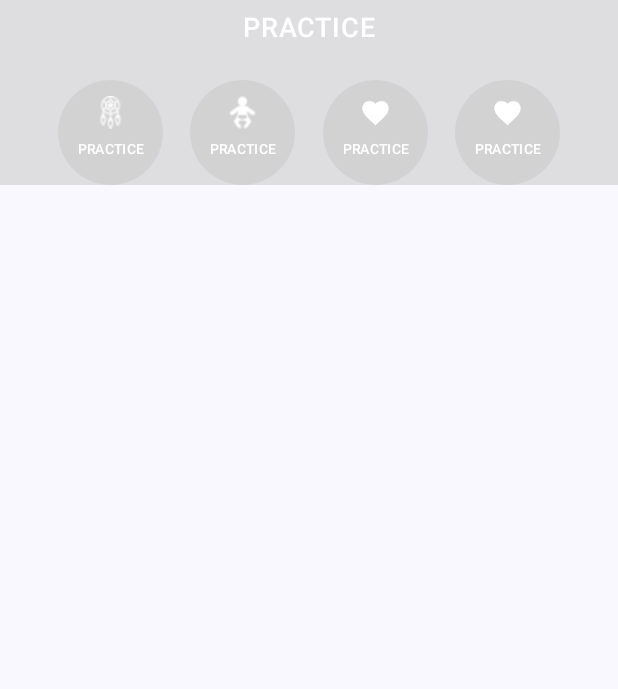
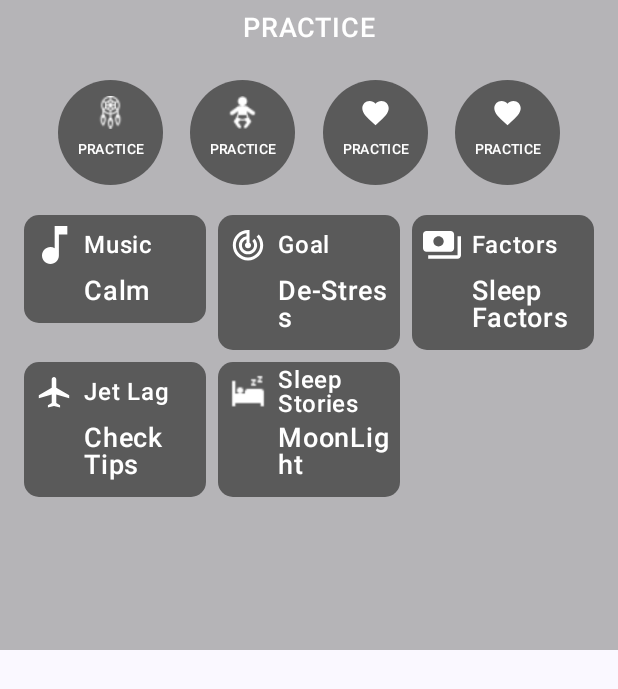
Before and after one commit to ashupandey1620/Sleep, an Android app built with Jetpack Compose: the composable HomeScreenBottom shown on its own in the app's theme, on a phone screen of 412 x 824 dp. Shown: the top 689 px of the screen. Run offline under Robolectric (Android 15) with nearby library versions, the phone set to English and light mode, and no system bars.

Commit message:
Home Page

```diff
--- /dev/null
+++ b/app/src/main/java/com/ashutosh/sleep/Components/CircularBottom.kt
@@ -0,0 +1,55 @@
+package com.ashutosh.sleep.Components
+
+import androidx.compose.foundation.background
+import androidx.compose.foundation.clickable
+import androidx.compose.foundation.layout.Arrangement
+import androidx.compose.foundation.layout.Column
+import androidx.compose.foundation.layout.padding
+import androidx.compose.foundation.layout.size
+import androidx.compose.foundation.shape.CircleShape
+import androidx.compose.material3.Icon
+import androidx.compose.material3.Text
+import androidx.compose.runtime.Composable
+import androidx.compose.ui.Alignment
+import androidx.compose.ui.Modifier
+import androidx.compose.ui.draw.clip
+import androidx.compose.ui.graphics.Color
+import androidx.compose.ui.res.painterResource
+import androidx.compose.ui.text.font.FontWeight
+import androidx.compose.ui.unit.dp
+import androidx.compose.ui.unit.sp
+
+
+@Composable
+fun CircularButtons(icon: Int , s: String) {
+    Column(
+        modifier = Modifier
+            .size(70.dp)
+            .clip(CircleShape)
+            .background(Color.DarkGray.copy(alpha = 0.8f)) ,
+        verticalArrangement = Arrangement.Center ,
+        horizontalAlignment = Alignment.CenterHorizontally
+    ) {
+
+        Icon(
+            painter = painterResource(id = icon) ,
+            contentDescription = "" ,
+            tint = Color.White ,
+            modifier = Modifier
+                .size(22.dp)
+                .clickable {
+
+                }
+        )
+
+        Text(
+            text = "PRACTICE" ,
+            color = Color.White ,
+            fontSize = 9.sp ,
+            lineHeight = 10.sp ,
+            fontWeight = FontWeight.Medium ,
+            modifier = Modifier.padding(8.dp)
+        )
+
+    }
+}
--- a/app/src/main/java/com/ashutosh/sleep/Components/HomeScreenBottom.kt
+++ b/app/src/main/java/com/ashutosh/sleep/Components/HomeScreenBottom.kt
@@ -4,6 +4,7 @@ import androidx.compose.foundation.background
 import androidx.compose.foundation.clickable
 import androidx.compose.foundation.layout.Arrangement
 import androidx.compose.foundation.layout.Column
+import androidx.compose.foundation.layout.PaddingValues
 import androidx.compose.foundation.layout.Row
 import androidx.compose.foundation.layout.Spacer
 import androidx.compose.foundation.layout.fillMaxWidth
@@ -11,6 +12,8 @@ import androidx.compose.foundation.layout.height
 import androidx.compose.foundation.layout.padding
 import androidx.compose.foundation.layout.size
 import androidx.compose.foundation.layout.wrapContentHeight
+import androidx.compose.foundation.lazy.grid.GridCells
+import androidx.compose.foundation.lazy.grid.LazyVerticalGrid
 import androidx.compose.foundation.shape.CircleShape
 import androidx.compose.material.icons.Icons
 import androidx.compose.material.icons.filled.AccessAlarms
@@ -28,7 +31,17 @@ import androidx.compose.ui.unit.dp
 import androidx.compose.ui.unit.sp
 import com.ashutosh.sleep.R
 import com.ashutosh.sleep.Screens.HomeScreen
+import com.ashutosh.sleep.Screens.SupportActionHome
 import com.ashutosh.sleep.ui.theme.SleepTheme
+
+
+
+data class SupportActionMusic(
+    val icon: Int,
+    val mainText: String,
+    val supportText: String,
+    val time:String
+)
 
 @Composable
 fun HomeScreenBottom() {
@@ -36,10 +49,41 @@ fun HomeScreenBottom() {
         modifier = Modifier
             .fillMaxWidth()
             .wrapContentHeight()
-            .background(Color.LightGray.copy(alpha = 0.6f)) ,
+            .background(Color.Gray.copy(alpha = 0.6f)) ,
         verticalArrangement = Arrangement.Center ,
         horizontalAlignment = Alignment.CenterHorizontally
     ) {
+
+
+        val ItemsList2 = listOf(
+
+            SupportActionHome(
+                R.drawable.music,
+                "Music",
+                "Calm",
+            ) ,
+
+            SupportActionHome(
+                R.drawable.goal,
+                "Goal",
+                "De-Stress") ,
+
+            SupportActionHome(
+                R.drawable.factors,
+                "Factors",
+                "Sleep Factors") ,
+
+            SupportActionHome(
+                R.drawable.jet,
+                "Jet Lag",
+                "Check Tips") ,
+
+            SupportActionHome(
+                R.drawable.sleep,
+                "Sleep Stories",
+                "MoonLight",)
+
+        )
 
         Text(
             text = "PRACTICE" ,
@@ -58,7 +102,8 @@ fun HomeScreenBottom() {
             modifier = Modifier
                 .fillMaxWidth()
                 .wrapContentHeight()
-                .padding(horizontal = 20.dp) ,
+                .padding(horizontal = 20.dp)
+                ,
             verticalAlignment = Alignment.CenterVertically ,
             horizontalArrangement = Arrangement.SpaceEvenly
         )
@@ -70,41 +115,38 @@ fun HomeScreenBottom() {
         }
 
 
+        LazyVerticalGrid(
+            modifier = Modifier
+                .fillMaxWidth()
+                .height(310.dp) ,
+            columns = GridCells.Adaptive(128.dp) ,
+            userScrollEnabled = false ,
+
+            contentPadding = PaddingValues(
+                start = 12.dp ,
+                top = 16.dp ,
+                end = 12.dp ,
+                bottom = 16.dp
+            ) ,
+            content = {
+
+
+                items(ItemsList2.size) { index ->
+                    SupportActionItemHome(
+                        ItemsList2[index].icon ,
+                        ItemsList2[index].mainText ,
+                        ItemsList2[index].supportText
+                    ) {}
+                }
+
+
+            }
+        )
+
+
     }
 }
 
-@Composable
-fun CircularButtons(icon: Int , s: String) {
-    Column(
-        modifier = Modifier
-            .size(70.dp)
-            .clip(CircleShape)
-            .background(Color.LightGray.copy(alpha = 0.6f)) ,
-        verticalArrangement = Arrangement.Center ,
-        horizontalAlignment = Alignment.CenterHorizontally
-    ) {
-
-        Icon(
-            painter = painterResource(id = icon),
-            contentDescription = "" ,
-            tint = Color.White ,
-            modifier = Modifier
-                .size(22.dp)
-                .clickable {
-
-                }
-        )
-
-        Text(
-            text = "PRACTICE" ,
-            color = Color.White ,
-            fontSize = 9.sp ,
-            lineHeight = 10.sp ,
-            fontWeight = FontWeight.Medium ,
-            modifier = Modifier.padding(8.dp)
-        )
-    }
-}
 
 @Preview()
 @Composable
--- /dev/null
+++ b/app/src/main/java/com/ashutosh/sleep/Components/SupportActionItemHome.kt
@@ -0,0 +1,109 @@
+package com.ashutosh.sleep.Components
+
+import androidx.compose.foundation.background
+import androidx.compose.foundation.layout.Box
+import androidx.compose.foundation.layout.Column
+import androidx.compose.foundation.layout.Row
+import androidx.compose.foundation.layout.Spacer
+import androidx.compose.foundation.layout.fillMaxSize
+import androidx.compose.foundation.layout.fillMaxWidth
+import androidx.compose.foundation.layout.padding
+import androidx.compose.foundation.layout.size
+import androidx.compose.foundation.layout.width
+import androidx.compose.foundation.layout.wrapContentHeight
+import androidx.compose.foundation.shape.RoundedCornerShape
+import androidx.compose.material3.Icon
+import androidx.compose.material3.Text
+import androidx.compose.runtime.Composable
+import androidx.compose.ui.Alignment
+import androidx.compose.ui.Modifier
+import androidx.compose.ui.draw.clip
+import androidx.compose.ui.graphics.Color
+import androidx.compose.ui.res.painterResource
+import androidx.compose.ui.text.font.FontWeight
+import androidx.compose.ui.tooling.preview.Preview
+import androidx.compose.ui.unit.dp
+import androidx.compose.ui.unit.sp
+import com.ashutosh.sleep.Screens.HomeScreen
+import com.ashutosh.sleep.ui.theme.SleepTheme
+
+@Composable
+fun SupportActionItemHome(
+    icon: Int ,
+    mainText: String ,
+    supportText: String ,
+    onClick: () -> Unit
+) {
+
+    Column(
+        modifier = Modifier
+            .padding(4.dp)
+            .fillMaxWidth()
+            .wrapContentHeight()
+            .clip(RoundedCornerShape(10.dp))
+            .background(Color.DarkGray.copy(alpha = 0.8f))
+
+
+    ) {
+
+        Row(modifier = Modifier
+            .fillMaxWidth()
+            ,verticalAlignment = Alignment.CenterVertically) {
+
+
+            Box(
+                modifier = Modifier
+                    .size(40.dp) ,
+                contentAlignment = Alignment.Center
+            ) {
+                Icon(
+                    painter = painterResource(id = icon) ,
+                    contentDescription = "",
+                    tint = Color.White,
+                    modifier = Modifier.fillMaxSize()
+                        .padding(7.dp)
+                )
+            }
+
+
+
+            Column(
+                modifier = Modifier.fillMaxWidth()
+            ) {
+                Text(
+                    text = mainText,
+                    color = Color.White,
+                    fontSize = 16.sp,
+                    lineHeight = 16.sp,
+                    fontWeight = FontWeight.Medium,
+                )
+            }
+        }
+
+
+        Row(modifier = Modifier
+            .fillMaxWidth()
+            .padding(bottom = 10.dp)
+            ,verticalAlignment = Alignment.CenterVertically) {
+
+            Spacer(modifier = Modifier.width(40.dp))
+
+            Column(
+                modifier = Modifier.fillMaxWidth()
+            ) {
+                Text(
+                    text = supportText,
+                    color = Color.White,
+                    fontSize = 18.sp,
+                    lineHeight = 18.sp,
+                    fontWeight = FontWeight.Medium,
+                )
+            }
+        }
+//        Spacer(modifier = Modifier.width(8.dp))
+
+
+    }
+
+
+}
--- a/app/src/main/java/com/ashutosh/sleep/Screens/HomeScreen.kt
+++ b/app/src/main/java/com/ashutosh/sleep/Screens/HomeScreen.kt
@@ -7,6 +7,7 @@ import androidx.compose.foundation.clickable
 import androidx.compose.foundation.layout.Arrangement
 import androidx.compose.foundation.layout.Box
 import androidx.compose.foundation.layout.Column
+import androidx.compose.foundation.layout.PaddingValues
 import androidx.compose.foundation.layout.Row
 import androidx.compose.foundation.layout.Spacer
 import androidx.compose.foundation.layout.fillMaxSize
@@ -16,6 +17,8 @@ import androidx.compose.foundation.layout.padding
 import androidx.compose.foundation.layout.size
 import androidx.compose.foundation.layout.width
 import androidx.compose.foundation.layout.wrapContentHeight
+import androidx.compose.foundation.lazy.grid.GridCells
+import androidx.compose.foundation.lazy.grid.LazyVerticalGrid
 import androidx.compose.foundation.shape.CircleShape
 import androidx.compose.foundation.shape.RoundedCornerShape
 import androidx.compose.material.icons.Icons
@@ -30,21 +33,25 @@ import androidx.compose.runtime.remember
 import androidx.compose.runtime.setValue
 import androidx.compose.ui.Alignment
 import androidx.compose.ui.Modifier
-import androidx.compose.ui.draw.alpha
 import androidx.compose.ui.draw.clip
 import androidx.compose.ui.graphics.Color
 import androidx.compose.ui.graphics.painter.Painter
 import androidx.compose.ui.layout.ContentScale
-import androidx.compose.ui.platform.LocalConfiguration
 import androidx.compose.ui.res.painterResource
 import androidx.compose.ui.text.font.FontWeight
 import androidx.compose.ui.tooling.preview.Preview
 import androidx.compose.ui.unit.dp
 import androidx.compose.ui.unit.sp
-import androidx.navigation.NavController
-import com.ashutosh.sleep.Components.Toolbar
+import com.ashutosh.sleep.Components.SupportActionItemHome
 import com.ashutosh.sleep.R
 import com.ashutosh.sleep.ui.theme.SleepTheme
+
+
+data class SupportActionHome(
+    val icon: Int,
+    val mainText: String,
+    val supportText: String,
+)
 
 @SuppressLint("UnusedMaterial3ScaffoldPaddingParameter")
 @Composable
@@ -55,6 +62,9 @@ fun HomeScreen(
     var showSheet by remember { mutableStateOf(false) }
 
     val painter: Painter = painterResource(id = R.drawable.back)
+
+
+
 
     Scaffold(modifier = Modifier.fillMaxSize() ,
         topBar = {
@@ -163,6 +173,7 @@ fun HomeScreen(
                         TaskStatus(time="7 hrs",status="Goal")
                         TaskStatus(time="6 hrs",status="Achieved")
                     }
+
                 }
             }
 
--- a/app/src/main/java/com/ashutosh/sleep/Screens/ListOfMusic.kt
+++ b/app/src/main/java/com/ashutosh/sleep/Screens/ListOfMusic.kt
@@ -50,6 +50,7 @@ import androidx.compose.ui.unit.dp
 import androidx.navigation.NavController
 import com.ashutosh.sleep.Components.SupportActionGoal
 import com.ashutosh.sleep.Components.SupportActionItemMusic
+import com.ashutosh.sleep.Components.SupportActionMusic
 import com.ashutosh.sleep.Components.Toolbar
 import com.ashutosh.sleep.Components.tabsMusic
 import com.ashutosh.sleep.R
@@ -58,12 +59,6 @@ import com.google.gson.Gson
 import java.net.URLEncoder
 
 
-data class SupportActionMusic(
-    val icon: Int,
-    val mainText: String,
-    val supportText: String,
-    val time:String
-)
 
 
 @OptIn(ExperimentalMaterial3Api::class)
@@ -85,7 +80,7 @@ fun ListOfMusic(
             R.drawable.girl,
             "De-stress",
             "May 2020",
-            "69 mins"),
+            "69 mins") ,
 
         SupportActionMusic(
             R.drawable.boy,
--- /dev/null
+++ b/app/src/main/res/drawable/factors.xml
@@ -0,0 +1,9 @@
+<vector xmlns:android="http://schemas.android.com/apk/res/android"
+    android:width="22dp"
+    android:height="16dp"
+    android:viewportWidth="22"
+    android:viewportHeight="16">
+  <path
+      android:pathData="M18,10V2C18,0.9 17.1,0 16,0H2C0.9,0 0,0.9 0,2V10C0,11.1 0.9,12 2,12H16C17.1,12 18,11.1 18,10ZM9,9C7.34,9 6,7.66 6,6C6,4.34 7.34,3 9,3C10.66,3 12,4.34 12,6C12,7.66 10.66,9 9,9ZM22,3V14C22,15.1 21.1,16 20,16H3V14H20V3H22Z"
+      android:fillColor="#ffffff"/>
+</vector>
--- /dev/null
+++ b/app/src/main/res/drawable/goal.xml
@@ -0,0 +1,9 @@
+<vector xmlns:android="http://schemas.android.com/apk/res/android"
+    android:width="25dp"
+    android:height="24dp"
+    android:viewportWidth="25"
+    android:viewportHeight="24">
+  <path
+      android:pathData="M19.57,4.93L18.16,6.34C19.6,7.79 20.5,9.79 20.5,12C20.5,16.42 16.92,20 12.5,20C8.08,20 4.5,16.42 4.5,12C4.5,7.92 7.55,4.56 11.5,4.07V6.09C8.66,6.57 6.5,9.03 6.5,12C6.5,15.31 9.19,18 12.5,18C15.81,18 18.5,15.31 18.5,12C18.5,10.34 17.83,8.84 16.74,7.76L15.33,9.17C16.05,9.9 16.5,10.9 16.5,12C16.5,14.21 14.71,16 12.5,16C10.29,16 8.5,14.21 8.5,12C8.5,10.14 9.78,8.59 11.5,8.14V10.28C10.9,10.63 10.5,11.26 10.5,12C10.5,13.1 11.4,14 12.5,14C13.6,14 14.5,13.1 14.5,12C14.5,11.26 14.1,10.62 13.5,10.28V2H12.5C6.98,2 2.5,6.48 2.5,12C2.5,17.52 6.98,22 12.5,22C18.02,22 22.5,17.52 22.5,12C22.5,9.24 21.38,6.74 19.57,4.93Z"
+      android:fillColor="#ffffff"/>
+</vector>
--- /dev/null
+++ b/app/src/main/res/drawable/jet.xml
@@ -0,0 +1,13 @@
+<vector xmlns:android="http://schemas.android.com/apk/res/android"
+    android:width="25dp"
+    android:height="24dp"
+    android:viewportWidth="25"
+    android:viewportHeight="24">
+  <group>
+    <clip-path
+        android:pathData="M0.5,0h24v24h-24z"/>
+    <path
+        android:pathData="M22.5,16V14L14,9V3.5C14,2.67 13.33,2 12.5,2C11.67,2 11,2.67 11,3.5V9L2.5,14V16L11,13.5V19L8.5,20.5V22L12.5,21L16.5,22V20.5L14,19V13.5L22.5,16Z"
+        android:fillColor="#ffffff"/>
+  </group>
+</vector>
--- /dev/null
+++ b/app/src/main/res/drawable/music.xml
@@ -0,0 +1,9 @@
+<vector xmlns:android="http://schemas.android.com/apk/res/android"
+    android:width="12dp"
+    android:height="18dp"
+    android:viewportWidth="12"
+    android:viewportHeight="18">
+  <path
+      android:pathData="M6,0V10.55C5.41,10.21 4.73,10 4,10C1.79,10 0,11.79 0,14C0,16.21 1.79,18 4,18C6.21,18 8,16.21 8,14V4H12V0H6Z"
+      android:fillColor="#ffffff"/>
+</vector>
```
Also changed, not shown: app/src/main/res/drawable/sleepstory.png (added).
